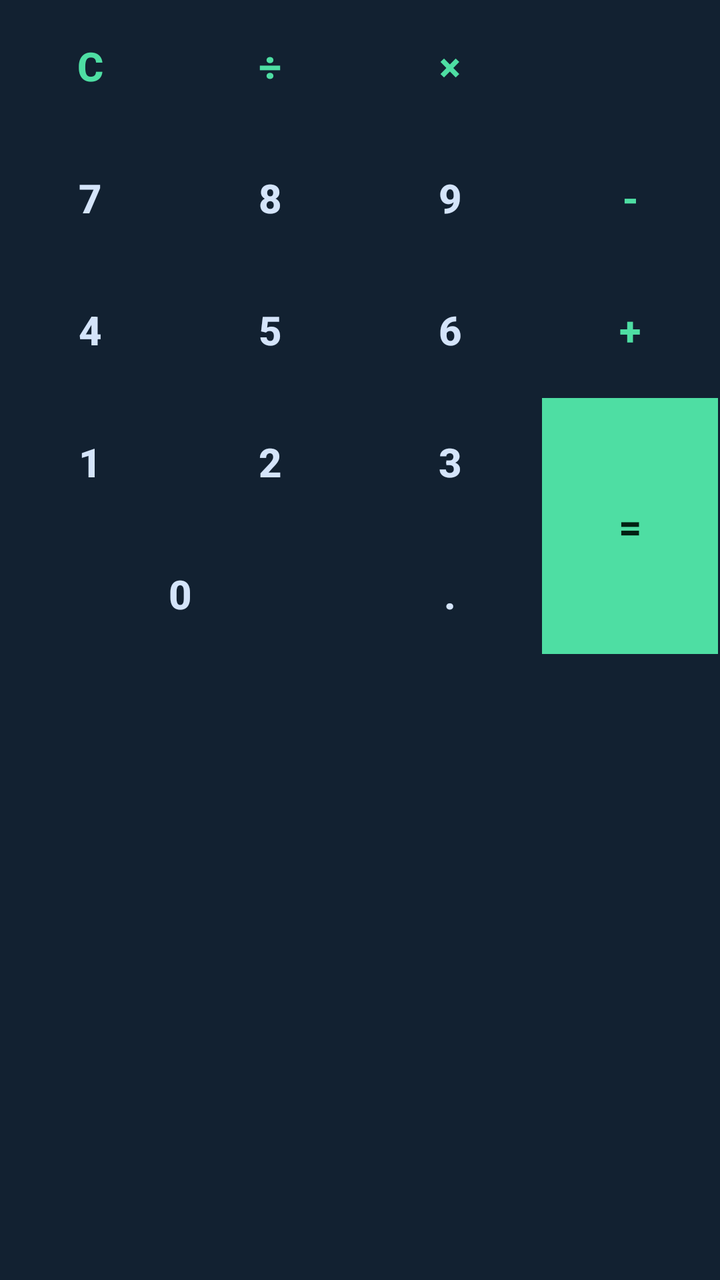
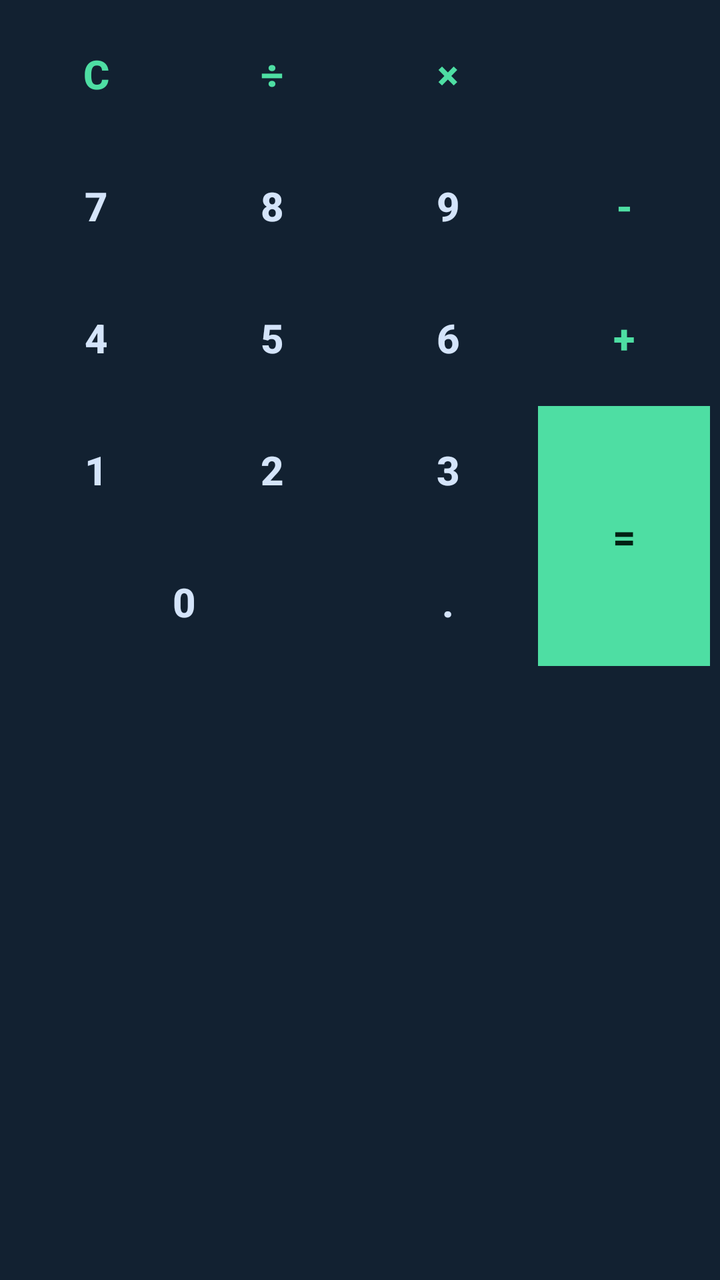

Compare the two renders of this Android layout. The source of the first and the diff that turns it into the second are given below.
<!-- AndroidManifest.xml: application theme Theme.SachsTrack -->
<!-- res/layout/view_calculator.xml -->
<?xml version="1.0" encoding="utf-8"?>
<LinearLayout xmlns:android="http://schemas.android.com/apk/res/android"
    xmlns:app="http://schemas.android.com/apk/res-auto"
    android:layout_width="match_parent"
    android:layout_height="wrap_content"
    android:background="@color/color_surface_container"
    android:orientation="vertical">

    
    <GridLayout
        android:id="@+id/calculator_grid"
        android:layout_width="match_parent"
        android:layout_height="wrap_content"
        android:columnCount="4"
        android:rowCount="5"
        android:background="@color/color_surface_container">

        
        <Button
            android:id="@+id/btn_clear"
            style="@style/Widget.SachsTrack.Calculator.Button.Operator"
            android:layout_columnWeight="1"
            android:text="@string/calc_clear" />

        <Button
            android:id="@+id/btn_divide"
            style="@style/Widget.SachsTrack.Calculator.Button.Operator"
            android:layout_columnWeight="1"
            android:text="@string/calc_divide" />

        <Button
            android:id="@+id/btn_multiply"
            style="@style/Widget.SachsTrack.Calculator.Button.Operator"
            android:layout_columnWeight="1"
            android:text="@string/calc_multiply" />

        <Button
            android:id="@+id/btn_backspace"
            style="@style/Widget.SachsTrack.Calculator.Button.Operator"
            android:layout_columnWeight="1"
            app:icon="@drawable/ic_backspace_24"
            app:iconGravity="textStart"
            app:iconPadding="0dp" />

        
        <Button
            android:id="@+id/btn_7"
            style="@style/Widget.SachsTrack.Calculator.Button"
            android:layout_columnWeight="1"
            android:text="7" />

        <Button
            android:id="@+id/btn_8"
            style="@style/Widget.SachsTrack.Calculator.Button"
            android:layout_columnWeight="1"
            android:text="8" />

        <Button
            android:id="@+id/btn_9"
            style="@style/Widget.SachsTrack.Calculator.Button"
            android:layout_columnWeight="1"
            android:text="9" />

        <Button
            android:id="@+id/btn_subtract"
            style="@style/Widget.SachsTrack.Calculator.Button.Operator"
            android:layout_columnWeight="1"
            android:text="@string/calc_subtract" />

        
        <Button
            android:id="@+id/btn_4"
            style="@style/Widget.SachsTrack.Calculator.Button"
            android:layout_columnWeight="1"
            android:text="4" />

        <Button
            android:id="@+id/btn_5"
            style="@style/Widget.SachsTrack.Calculator.Button"
            android:layout_columnWeight="1"
            android:text="5" />

        <Button
            android:id="@+id/btn_6"
            style="@style/Widget.SachsTrack.Calculator.Button"
            android:layout_columnWeight="1"
            android:text="6" />

        <Button
            android:id="@+id/btn_add"
            style="@style/Widget.SachsTrack.Calculator.Button.Operator"
            android:layout_columnWeight="1"
            android:text="@string/calc_add" />

        
        <Button
            android:id="@+id/btn_1"
            style="@style/Widget.SachsTrack.Calculator.Button"
            android:layout_columnWeight="1"
            android:text="1" />

        <Button
            android:id="@+id/btn_2"
            style="@style/Widget.SachsTrack.Calculator.Button"
            android:layout_columnWeight="1"
            android:text="2" />

        <Button
            android:id="@+id/btn_3"
            style="@style/Widget.SachsTrack.Calculator.Button"
            android:layout_columnWeight="1"
            android:text="3" />

        <Button
            android:id="@+id/btn_equals"
            style="@style/Widget.SachsTrack.Calculator.Button.Equals"
            android:layout_rowSpan="2"
            android:layout_columnWeight="1"
            android:text="@string/calc_equals" />

        
        <Button
            android:id="@+id/btn_0"
            style="@style/Widget.SachsTrack.Calculator.Button"
            android:layout_columnSpan="2"
            android:layout_columnWeight="1"
            android:text="0" />

        <Button
            android:id="@+id/btn_decimal"
            style="@style/Widget.SachsTrack.Calculator.Button"
            android:layout_columnWeight="1"
            android:text="@string/calc_decimal" />

    </GridLayout>

</LinearLayout>
<!-- resources referenced by this layout -->
<resources>
  <color name="color_surface_container">#122131</color>
  <!-- drawable ic_backspace_24 (drawable) -->
  <vector xmlns:android="http://schemas.android.com/apk/res/android"
      android:width="24dp"
      android:height="24dp"
      android:viewportWidth="24"
      android:viewportHeight="24">
    <path
        android:fillColor="@android:color/white"
        android:pathData="M22,3H7c-0.69,0 -1.23,0.35 -1.59,0.88L0,12l5.41,8.11c0.36,0.53 0.9,0.89 1.59,0.89h15c1.1,0 2,-0.9 2,-2V5c0,-1.1 -0.9,-2 -2,-2zM19,15.59L17.59,17 14,13.41 10.41,17 9,15.59 12.59,12 9,8.41 10.41,7 14,10.59 17.59,7 19,8.41 15.41,12 19,15.59z"/>
  </vector>
  <string name="calc_add">+</string>
  <string name="calc_clear">C</string>
  <string name="calc_decimal">.</string>
  <string name="calc_divide">÷</string>
  <string name="calc_equals">=</string>
  <string name="calc_multiply">×</string>
  <string name="calc_subtract">-</string>
  <style name="Widget.SachsTrack.Calculator.Button" parent="Widget.Material3.Button.TextButton">
          <item name="android:layout_width">0dp</item>
          <item name="android:layout_height">64dp</item>
          <item name="android:layout_margin">1dp</item>
          <item name="android:background">@color/color_surface</item>
          <item name="android:textColor">@color/color_on_surface</item>
          <item name="android:textSize">20sp</item>
          <item name="android:textStyle">bold</item>
          <item name="backgroundTint">@color/color_surface</item>
          <item name="cornerRadius">0dp</item>
          <item name="rippleColor">@color/color_surface_container_highest</item>
      </style>
  <style name="Widget.SachsTrack.Calculator.Button.Equals" parent="Widget.SachsTrack.Calculator.Button.Operator">
          <item name="android:layout_height">128dp</item>
          <item name="android:background">@color/color_primary</item>
          <item name="backgroundTint">@color/color_primary</item>
          <item name="android:textColor">@color/color_on_primary</item>
      </style>
  <style name="Widget.SachsTrack.Calculator.Button.Operator" parent="Widget.SachsTrack.Calculator.Button">
          <item name="android:background">@color/color_surface_container</item>
          <item name="android:textColor">@color/color_primary</item>
          <item name="backgroundTint">@color/color_surface_container</item>
      </style>
  <color name="color_surface">#122131</color>
  <color name="color_on_surface">#d4e4fa</color>
  <color name="color_surface_container_highest">#273647</color>
  <color name="color_primary">#4edea3</color>
  <color name="color_on_primary">#002113</color>
  <color name="color_primary_variant">#009365</color>
  <color name="color_secondary">#bcc7de</color>
  <color name="color_background">#051424</color>
  <color name="color_on_background">#d4e4fa</color>
  <color name="color_surface_variant">#1c2b3c</color>
  <color name="color_on_surface_variant">#c6c6cd</color>
  <color name="color_outline">#45464d</color>
  <color name="color_outline_variant">#45464d</color>
  <color name="status_bar_color">@color/color_background</color>
  <color name="navigation_bar_color">@color/color_surface_container_high</color>
  <color name="color_surface_container_high">#1c2b3c</color>
  <!-- unchanged entries left out for length: 1 -->
</resources>

<!-- the commit's change to res/layout/view_calculator.xml (unified diff, before → after) -->
@@ -13,31 +13,46 @@
         android:layout_height="wrap_content"
         android:columnCount="4"
         android:rowCount="5"
-        android:background="@color/color_surface_container">
+        android:padding="4dp"
+        android:background="@color/color_surface_container"
+        android:alignmentMode="alignBounds"
+        android:columnOrderPreserved="false">
 
         
         <Button
             android:id="@+id/btn_clear"
             style="@style/Widget.SachsTrack.Calculator.Button.Operator"
+            android:layout_row="0"
+            android:layout_column="0"
             android:layout_columnWeight="1"
+            android:layout_gravity="fill"
             android:text="@string/calc_clear" />
 
         <Button
             android:id="@+id/btn_divide"
             style="@style/Widget.SachsTrack.Calculator.Button.Operator"
+            android:layout_row="0"
+            android:layout_column="1"
             android:layout_columnWeight="1"
+            android:layout_gravity="fill"
             android:text="@string/calc_divide" />
 
         <Button
             android:id="@+id/btn_multiply"
             style="@style/Widget.SachsTrack.Calculator.Button.Operator"
+            android:layout_row="0"
+            android:layout_column="2"
             android:layout_columnWeight="1"
+            android:layout_gravity="fill"
             android:text="@string/calc_multiply" />
 
         <Button
             android:id="@+id/btn_backspace"
             style="@style/Widget.SachsTrack.Calculator.Button.Operator"
+            android:layout_row="0"
+            android:layout_column="3"
             android:layout_columnWeight="1"
+            android:layout_gravity="fill"
             app:icon="@drawable/ic_backspace_24"
             app:iconGravity="textStart"
             app:iconPadding="0dp" />
@@ -46,90 +61,132 @@
         <Button
             android:id="@+id/btn_7"
             style="@style/Widget.SachsTrack.Calculator.Button"
+            android:layout_row="1"
+            android:layout_column="0"
             android:layout_columnWeight="1"
+            android:layout_gravity="fill"
             android:text="7" />
 
         <Button
             android:id="@+id/btn_8"
             style="@style/Widget.SachsTrack.Calculator.Button"
+            android:layout_row="1"
+            android:layout_column="1"
             android:layout_columnWeight="1"
+            android:layout_gravity="fill"
             android:text="8" />
 
         <Button
             android:id="@+id/btn_9"
             style="@style/Widget.SachsTrack.Calculator.Button"
+            android:layout_row="1"
+            android:layout_column="2"
             android:layout_columnWeight="1"
+            android:layout_gravity="fill"
             android:text="9" />
 
         <Button
             android:id="@+id/btn_subtract"
             style="@style/Widget.SachsTrack.Calculator.Button.Operator"
+            android:layout_row="1"
+            android:layout_column="3"
             android:layout_columnWeight="1"
+            android:layout_gravity="fill"
             android:text="@string/calc_subtract" />
 
         
         <Button
             android:id="@+id/btn_4"
             style="@style/Widget.SachsTrack.Calculator.Button"
+            android:layout_row="2"
+            android:layout_column="0"
             android:layout_columnWeight="1"
+            android:layout_gravity="fill"
             android:text="4" />
 
         <Button
             android:id="@+id/btn_5"
             style="@style/Widget.SachsTrack.Calculator.Button"
+            android:layout_row="2"
+            android:layout_column="1"
             android:layout_columnWeight="1"
+            android:layout_gravity="fill"
             android:text="5" />
 
         <Button
             android:id="@+id/btn_6"
             style="@style/Widget.SachsTrack.Calculator.Button"
+            android:layout_row="2"
+            android:layout_column="2"
             android:layout_columnWeight="1"
+            android:layout_gravity="fill"
             android:text="6" />
 
         <Button
             android:id="@+id/btn_add"
             style="@style/Widget.SachsTrack.Calculator.Button.Operator"
+            android:layout_row="2"
+            android:layout_column="3"
             android:layout_columnWeight="1"
+            android:layout_gravity="fill"
             android:text="@string/calc_add" />
 
         
         <Button
             android:id="@+id/btn_1"
             style="@style/Widget.SachsTrack.Calculator.Button"
+            android:layout_row="3"
+            android:layout_column="0"
             android:layout_columnWeight="1"
+            android:layout_gravity="fill"
             android:text="1" />
 
         <Button
             android:id="@+id/btn_2"
             style="@style/Widget.SachsTrack.Calculator.Button"
+            android:layout_row="3"
+            android:layout_column="1"
             android:layout_columnWeight="1"
+            android:layout_gravity="fill"
             android:text="2" />
 
         <Button
             android:id="@+id/btn_3"
             style="@style/Widget.SachsTrack.Calculator.Button"
+            android:layout_row="3"
+            android:layout_column="2"
             android:layout_columnWeight="1"
+            android:layout_gravity="fill"
             android:text="3" />
 
         <Button
             android:id="@+id/btn_equals"
             style="@style/Widget.SachsTrack.Calculator.Button.Equals"
+            android:layout_row="3"
+            android:layout_column="3"
             android:layout_rowSpan="2"
             android:layout_columnWeight="1"
+            android:layout_gravity="fill"
             android:text="@string/calc_equals" />
 
         
         <Button
             android:id="@+id/btn_0"
             style="@style/Widget.SachsTrack.Calculator.Button"
+            android:layout_row="4"
+            android:layout_column="0"
             android:layout_columnSpan="2"
             android:layout_columnWeight="1"
+            android:layout_gravity="fill_horizontal"
             android:text="0" />
 
         <Button
             android:id="@+id/btn_decimal"
             style="@style/Widget.SachsTrack.Calculator.Button"
+            android:layout_row="4"
+            android:layout_column="2"
             android:layout_columnWeight="1"
+            android:layout_gravity="fill"
             android:text="@string/calc_decimal" />
 
     </GridLayout>
